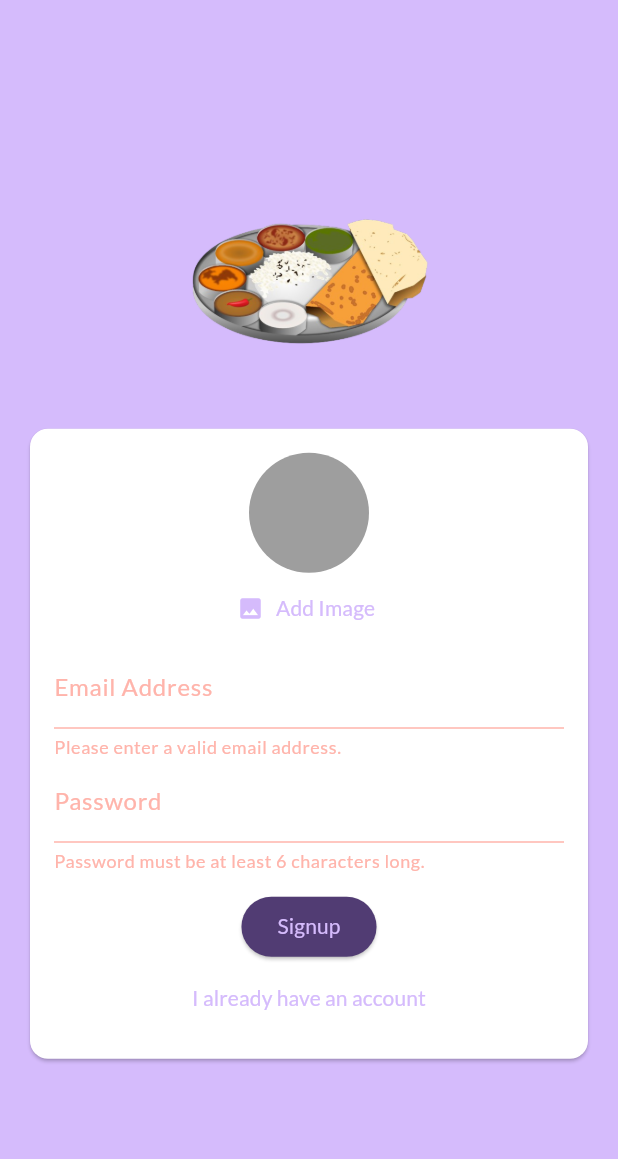
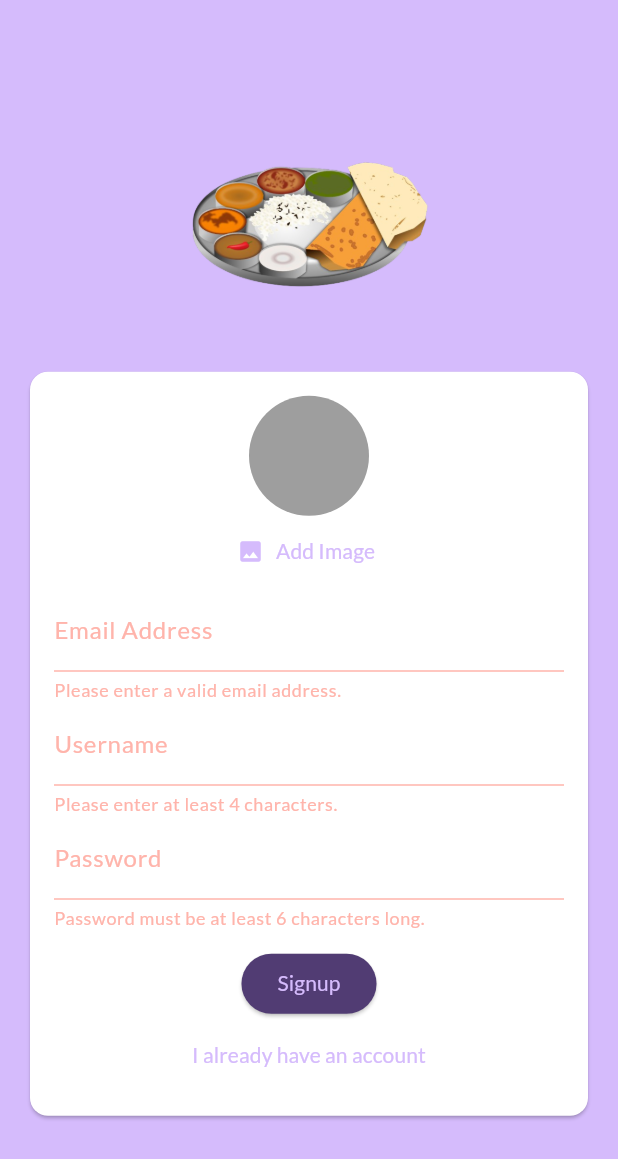
Before and after one commit to hariniiii8/meals-app, a Flutter app: the AuthScreen screen opened directly, after a tap on "Login", after a tap on "Create an account", after a tap on "Signup", on a phone screen of 412 x 824 dp. Shown: the top 1159 px of the screen. Run offline on Flutter 3.47's test engine with Material 2 defaults, Android fonts, the phone set to English and light mode, and no system bars; our stand-ins replace cloud_firestore, firebase_auth, firebase_core, firebase_storage, fl_chart, google_fonts and 2 more; accounts and stored records are empty; network calls fail.

Commit message:
username added

```diff
--- a/lib/screens/auth.dart
+++ b/lib/screens/auth.dart
@@ -6,6 +6,7 @@ import 'package:firebase_storage/firebase_storage.dart';
 import 'package:flutter/material.dart';
 import 'package:firebase_auth/firebase_auth.dart';
 import 'package:meals/screens/intro1.dart'; // Import IntroPage
+import 'package:cloud_firestore/cloud_firestore.dart';
 
 final _firebase = FirebaseAuth.instance;
 
@@ -24,6 +25,7 @@ class _AuthScreenState extends State<AuthScreen> {
   var _isLogin = true;
   var _enteredEmail = '';
   var _enteredPassword = '';
+  var _enteredUsername = '';
   File? _selectedImage;
   var _isAuthenticating = false;
 
@@ -61,7 +63,17 @@ class _AuthScreenState extends State<AuthScreen> {
         await storageRef.putFile(_selectedImage!);
         final imageUrl = await storageRef.getDownloadURL();
         print(imageUrl);
+         await FirebaseFirestore.instance
+            .collection('users')
+            .doc(userCredentials.user!.uid)
+            .set({
+          'username': _enteredUsername,
+          'email': _enteredEmail,
+          'image_url': imageUrl,
+        });
       }
+
+
 
       // Authentication successful, navigate to Intro1Page
       Navigator.of(context).pushReplacement(
@@ -140,6 +152,23 @@ class _AuthScreenState extends State<AuthScreen> {
                               _enteredEmail = value!;
                             },
                           ),
+                          if (!_isLogin)
+                            TextFormField(
+                              decoration:
+                                  const InputDecoration(labelText: 'Username'),
+                              enableSuggestions: false,
+                              validator: (value) {
+                                if (value == null ||
+                                    value.isEmpty ||
+                                    value.trim().length < 4) {
+                                  return 'Please enter at least 4 characters.';
+                                }
+                                return null;
+                              },
+                              onSaved: (value) {
+                                _enteredUsername = value!;
+                              },
+                            ),
                           TextFormField(
                             decoration:
                                 const InputDecoration(labelText: 'Password'),
--- a/pubspec.yaml
+++ b/pubspec.yaml
@@ -44,6 +44,7 @@ dependencies:
   firebase_auth: ^4.16.0
   firebase_storage: ^11.6.0
   image_picker: ^1.0.4
+  cloud_firestore: ^4.14.0
 
 
 dev_dependencies:
```
Also changed, not shown: pubspec.lock, 4 other files.
